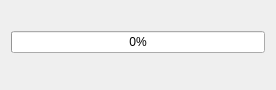
The window that simonlib/simonsound/devicevolumewidget.ui (KDE/simon) describes before a commit, drawn with Qt 5.
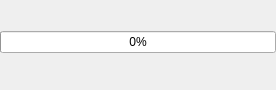
The same window after the commit.

Commit message: Fixing alignment and style issues in welcome screen

Patch:
```diff
--- a/simonlib/simonsound/devicevolumewidget.ui
+++ b/simonlib/simonsound/devicevolumewidget.ui
@@ -14,6 +14,12 @@
    <string/>
   </property>
   <layout class="QVBoxLayout" name="verticalLayout">
+   <property name="leftMargin">
+    <number>0</number>
+   </property>
+   <property name="rightMargin">
+    <number>0</number>
+   </property>
    <item>
     <widget class="QLabel" name="lbDeviceName">
      <property name="text">
```
The commit also changes 4 other files.
